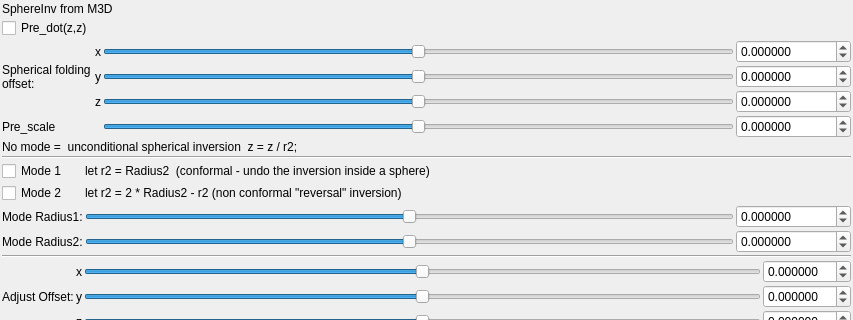
Above: mandelbulber2/qt_data/fractal_transf_sphere_inv.ui from buddhi1980/mandelbulber2 before the change; both pictures show x 0 to 853 and y 0 to 320 of the 853 by 987 pixel window. Below: the same form after it.
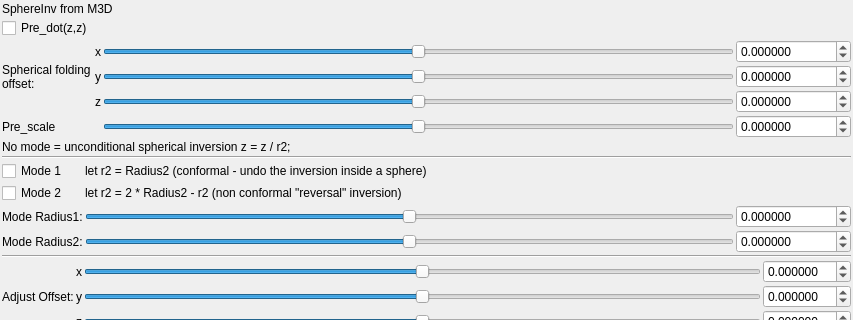
That is the form after the change. Custom widgets are drawn as their Qt base class.

Diff of the .ui file:
```diff
--- a/mandelbulber2/qt_data/fractal_transf_sphere_inv.ui
+++ b/mandelbulber2/qt_data/fractal_transf_sphere_inv.ui
@@ -319,7 +319,7 @@
    <item>
     <widget class="QLabel" name="label_19">
      <property name="text">
-      <string>No mode =  unconditional spherical inversion  z = z / r2;</string>
+      <string>No mode = unconditional spherical inversion z = z / r2;</string>
      </property>
     </widget>
    </item>
@@ -469,7 +469,7 @@
      <item row="0" column="1">
       <widget class="QLabel" name="label_20">
        <property name="text">
-        <string>let r2 = Radius2  (conformal - undo the inversion inside a sphere)</string>
+        <string>let r2 = Radius2 (conformal - undo the inversion inside a sphere)</string>
        </property>
       </widget>
      </item>
```
